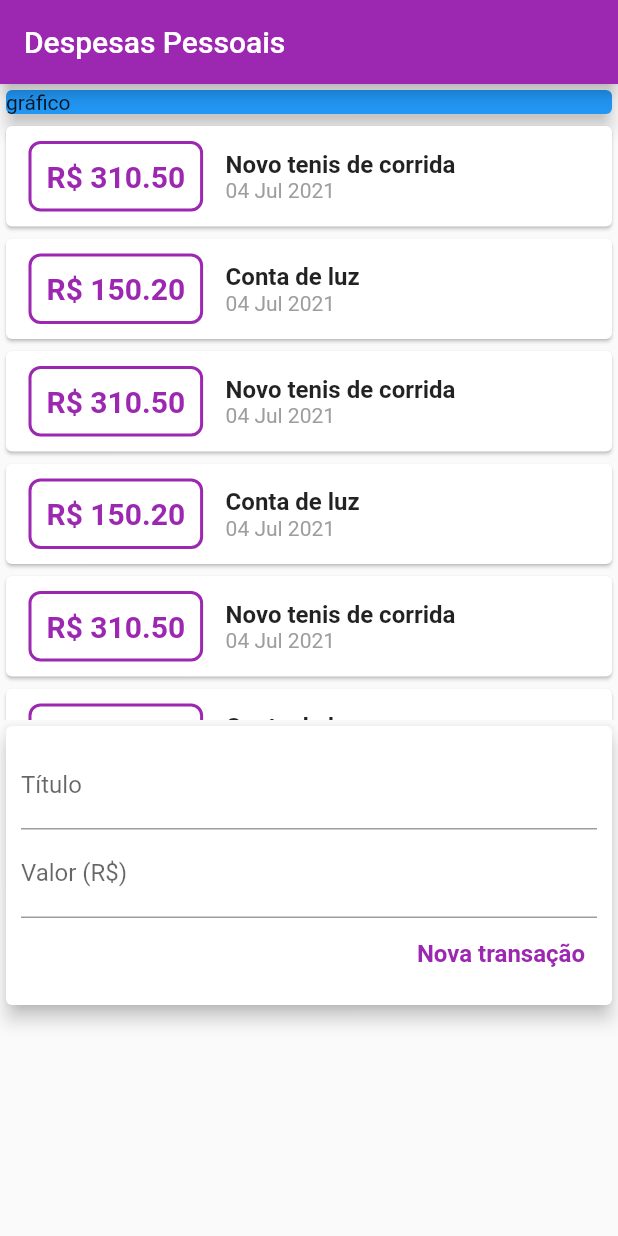
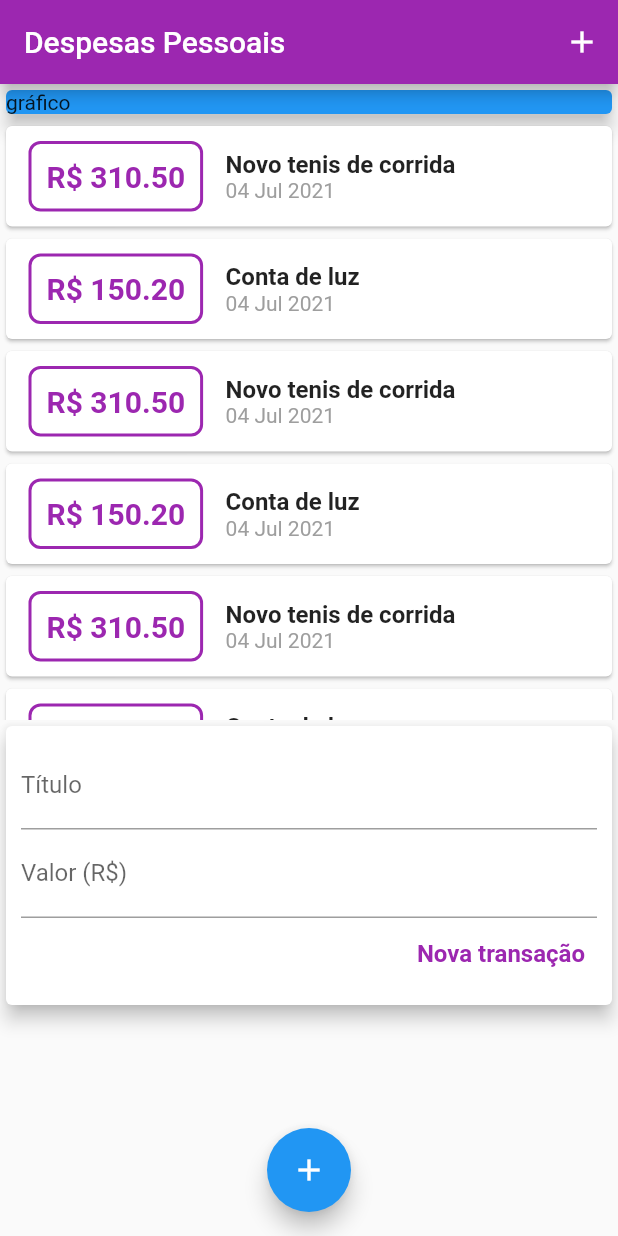
Before and after one commit to carlosfeliciojr/despesas_pessoais, a Flutter app: the screen it shows after launch, on a phone screen of 412 x 824 dp. Run offline on Flutter 3.47's test engine with Material 2 defaults, Android fonts, the phone set to English and light mode, and no system bars.

Commit message:
:sparkles: feat: added buttons that will call TransactionForm widget

```diff
--- a/lib/main.dart
+++ b/lib/main.dart
@@ -23,6 +23,12 @@ class HomePage extends StatelessWidget {
       appBar: AppBar(
         backgroundColor: Colors.purple,
         title: Text('Despesas Pessoais'),
+        actions: [
+          IconButton(
+            onPressed: () {},
+            icon: Icon(Icons.add),
+          ),
+        ],
       ),
       body: SingleChildScrollView(
         child: Column(
@@ -40,6 +46,13 @@ class HomePage extends StatelessWidget {
           ],
         ),
       ),
+      floatingActionButton: FloatingActionButton(
+        onPressed: () {},
+        child: Icon(
+          Icons.add,
+        ),
+      ),
+      floatingActionButtonLocation: FloatingActionButtonLocation.centerFloat,
     );
   }
 }
```
